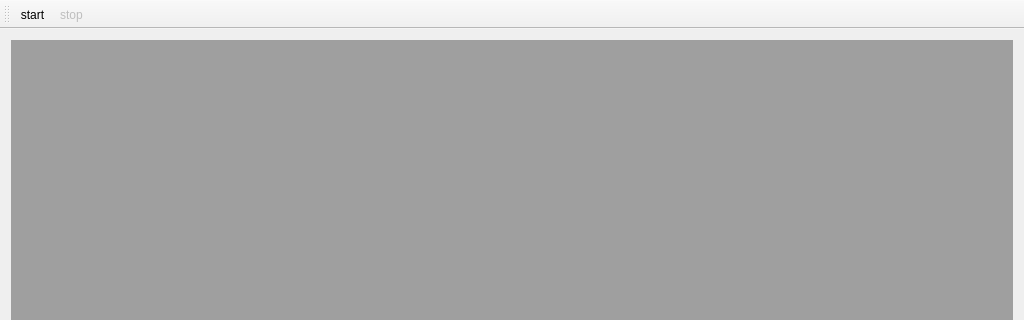
GENIVI/CANdevStudio, file src/gui/mainwindow.ui: the form before one commit; both pictures show x 0 to 1024 and y 0 to 320 of the 1024 by 768 pixel window.
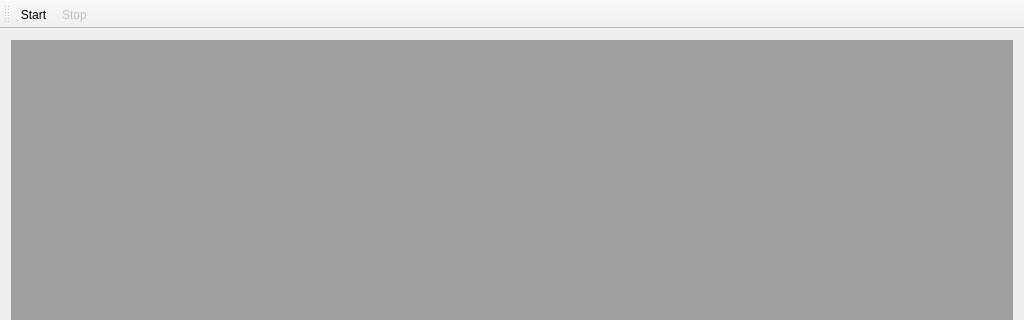
The form after the commit.

Commit message: Clang-format applied. Minor tweaks

Diff of the .ui file:
```diff
--- a/src/gui/mainwindow.ui
+++ b/src/gui/mainwindow.ui
@@ -51,7 +51,7 @@
   </widget>
   <action name="actionstart">
    <property name="text">
-    <string>start</string>
+    <string>Start</string>
    </property>
   </action>
   <action name="actionstop">
@@ -59,7 +59,7 @@
     <bool>false</bool>
    </property>
    <property name="text">
-    <string>stop</string>
+    <string>Stop</string>
    </property>
   </action>
  </widget>
```
The commit also changes 2 other files.
